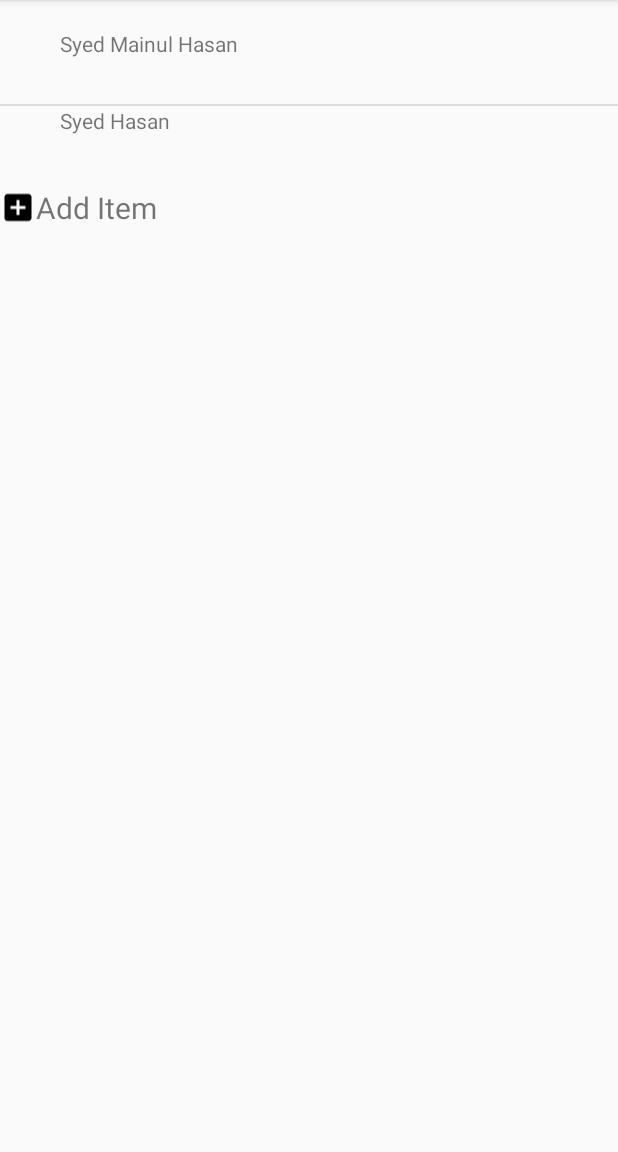
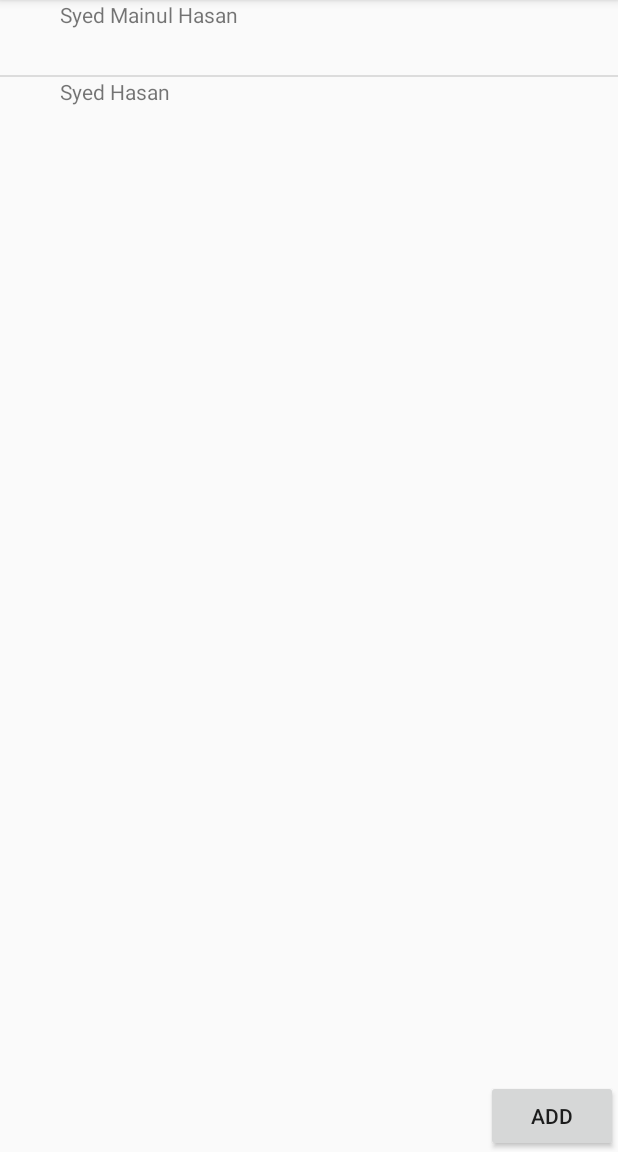
Before and after one commit to mainul35/library-management-app, an Android app: the AddUserActivity screen opened directly, with no data from a screen before it, on a phone screen of 412 x 824 dp, the part 84-1236 px from its top. Run offline under Robolectric (Android 15) with nearby library versions, the phone set to English and light mode, and no system bars.

Commit message:
user update ok

```diff
--- a/app/src/main/AndroidManifest.xml
+++ b/app/src/main/AndroidManifest.xml
@@ -3,7 +3,7 @@
     package="mainul35.com.library_management_app">
 
     <application
-        android:allowBackup="true"
+        android:allowBackup="false"
         android:icon="@mipmap/ic_launcher"
         android:label="@string/app_name"
         android:roundIcon="@mipmap/ic_launcher_round"
--- a/app/src/main/java/mainul35/com/library_management_app/service/UserService.java
+++ b/app/src/main/java/mainul35/com/library_management_app/service/UserService.java
@@ -49,7 +49,7 @@ public class UserService {
 //        contentValues.put("username", user.getUsername());
         contentValues.put("password", user.getPassword());
 //        contentValues.put("userType", user.getUserType());
-        db.update(DDL.TBL_USER, contentValues, "username="+ user.getUsername(), null);
+        db.update(DDL.TBL_USER, contentValues, "username='"+ user.getUsername()+"'; ", null);
         this.close();
     }
 
--- a/app/src/main/res/layout/activity_add_user.xml
+++ b/app/src/main/res/layout/activity_add_user.xml
@@ -1,10 +1,9 @@
 <?xml version="1.0" encoding="utf-8"?>
-<LinearLayout xmlns:android="http://schemas.android.com/apk/res/android"
+<RelativeLayout xmlns:android="http://schemas.android.com/apk/res/android"
     xmlns:app="http://schemas.android.com/apk/res-auto"
     xmlns:tools="http://schemas.android.com/tools"
     android:layout_width="match_parent"
     android:layout_height="wrap_content"
-    android:orientation="vertical"
     tools:context=".AddUserActivity">
     <TextView
         android:layout_width="wrap_content"
@@ -14,21 +13,12 @@
         android:layout_width="match_parent"
         android:layout_height="wrap_content"
         android:id="@+id/list_view"></ListView>
-    <LinearLayout
-        android:layout_width="match_parent"
-        android:layout_height="35dp"
+    <Button
+        android:layout_width="wrap_content"
+        android:layout_height="wrap_content"
+        android:text="Add"
+        android:layout_alignParentBottom="true"
+        android:layout_alignParentRight="true"
         android:orientation="horizontal"
-        android:onClick="addNewUser">
-        <ImageView
-            android:layout_width="wrap_content"
-            android:layout_height="match_parent"
-            android:src="@drawable/ic_add_box_black_24dp"
-            />
-        <TextView
-            android:layout_width="match_parent"
-            android:layout_height="match_parent"
-            android:text="Add Item"
-            android:textSize="20sp"
-            android:gravity="center_vertical"/>
-    </LinearLayout>
-</LinearLayout>
+        android:onClick="addNewUser"/>
+</RelativeLayout>
```
Also changed, not shown: app/src/main/java/mainul35/com/library_management_app/InputUserDetailsActivity.java (+17 -9 lines), app/src/main/res/layout/activity_add_book.xml (+8 -17 lines).
